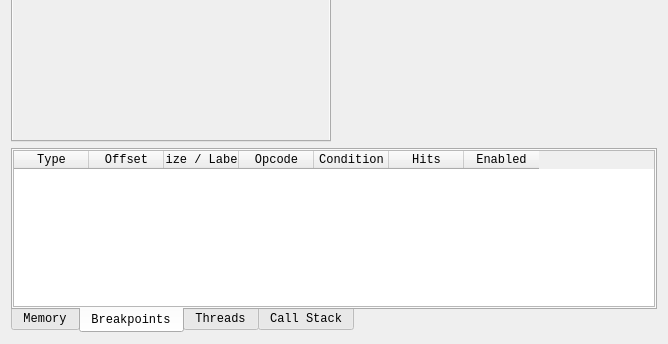
Old version of the form pcsx2-qt/Debugger/CpuWidget.ui in the repository PCSX2/pcsx2; both pictures show x 0 to 668 and y 219 to 563 of the 668 by 563 pixel window.
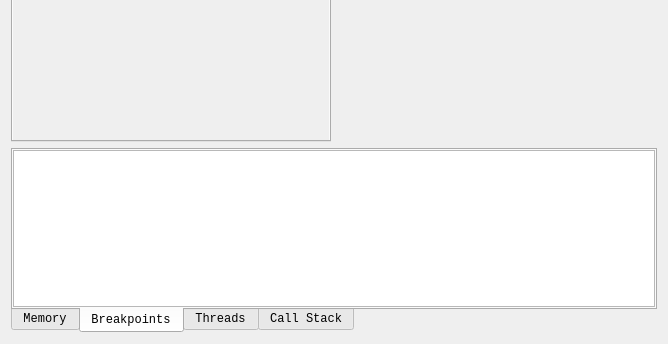
New version of the form. The open tabs and pages were chosen to show the change. Custom widgets are drawn as their Qt base class.

Commit message: Debugger Breakpoints: (Refactor) Use some reflection and item models

```diff
--- a/pcsx2-qt/Debugger/CpuWidget.ui
+++ b/pcsx2-qt/Debugger/CpuWidget.ui
@@ -403,7 +403,7 @@
           <number>0</number>
          </property>
          <item>
-          <widget class="QTableWidget" name="breakpointList">
+          <widget class="QTableView" name="breakpointList">
            <property name="contextMenuPolicy">
             <enum>Qt::CustomContextMenu</enum>
            </property>
@@ -413,59 +413,6 @@
            <property name="gridStyle">
             <enum>Qt::NoPen</enum>
            </property>
-           <property name="rowCount">
-            <number>0</number>
-           </property>
-           <attribute name="horizontalHeaderCascadingSectionResizes">
-            <bool>false</bool>
-           </attribute>
-           <attribute name="horizontalHeaderDefaultSectionSize">
-            <number>75</number>
-           </attribute>
-           <attribute name="horizontalHeaderStretchLastSection">
-            <bool>false</bool>
-           </attribute>
-           <attribute name="verticalHeaderVisible">
-            <bool>false</bool>
-           </attribute>
-           <attribute name="verticalHeaderCascadingSectionResizes">
-            <bool>false</bool>
-           </attribute>
-           <column>
-            <property name="text">
-             <string>Type</string>
-            </property>
-           </column>
-           <column>
-            <property name="text">
-             <string>Offset</string>
-            </property>
-           </column>
-           <column>
-            <property name="text">
-             <string>Size / Label</string>
-            </property>
-           </column>
-           <column>
-            <property name="text">
-             <string>Opcode</string>
-            </property>
-           </column>
-           <column>
-            <property name="text">
-             <string>Condition</string>
-            </property>
-           </column>
-           <column>
-            <property name="text">
-             <string>Hits</string>
-            </property>
-           </column>
-           <column>
-            <property name="text">
-             <string>Enabled</string>
-            </property>
-           </column>
           </widget>
          </item>
         </layout>
```
Left out of the diff: 2 changed lines with no effect on the pictures. The commit also changes 17 other files.
